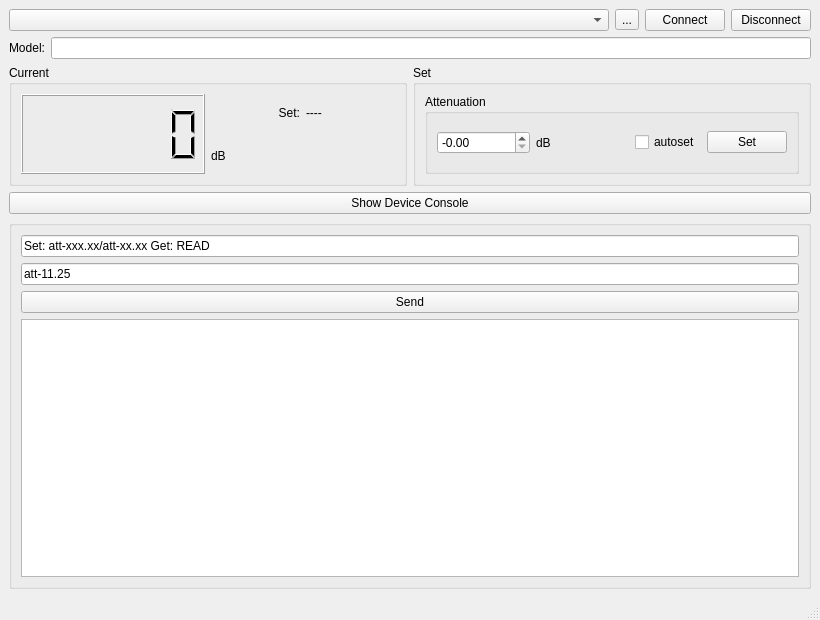
Before: the Qt Designer form mainwindow.ui in coozoo/digiattcontrol, drawn with Qt 5.
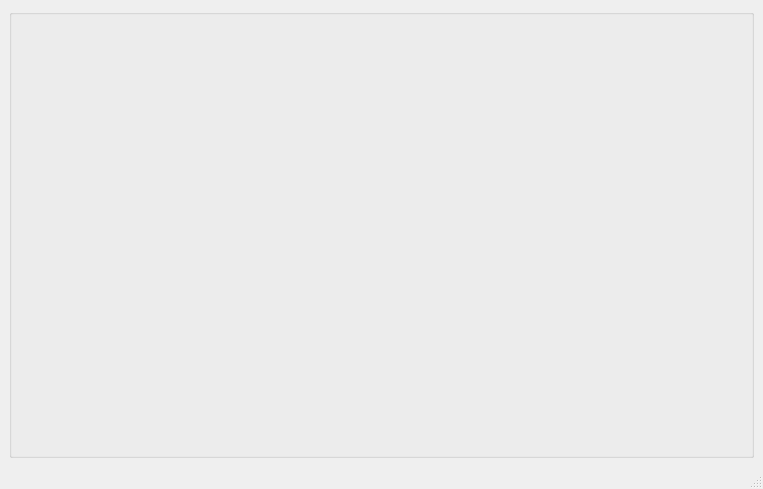
After: the same form once the commit is applied.

The edit to the form file:
```diff
--- a/mainwindow.ui
+++ b/mainwindow.ui
@@ -6,8 +6,8 @@
    <rect>
     <x>0</x>
     <y>0</y>
-    <width>820</width>
-    <height>620</height>
+    <width>763</width>
+    <height>489</height>
    </rect>
   </property>
   <property name="sizePolicy">
@@ -21,298 +21,12 @@
   </property>
   <widget class="QWidget" name="centralwidget">
    <layout class="QGridLayout" name="gridLayout_18">
-    <item row="0" column="1">
-     <layout class="QGridLayout" name="gridLayout">
-      <property name="sizeConstraint">
-       <enum>QLayout::SizeConstraint::SetDefaultConstraint</enum>
+    <item row="0" column="0">
+     <widget class="QGroupBox" name="groupBox">
+      <property name="title">
+       <string/>
       </property>
-      <item row="2" column="1">
-       <layout class="QGridLayout" name="gridLayout_4">
-        <item row="2" column="0">
-         <widget class="QGroupBox" name="groupBox">
-          <property name="title">
-           <string>Current</string>
-          </property>
-          <layout class="QGridLayout" name="gridLayout_7">
-           <item row="0" column="0">
-            <layout class="QGridLayout" name="gridLayout_5">
-             <item row="0" column="0">
-              <widget class="QLCDNumber" name="currentattenuation_lcdNumber">
-               <property name="sizePolicy">
-                <sizepolicy hsizetype="Minimum" vsizetype="Maximum">
-                 <horstretch>0</horstretch>
-                 <verstretch>0</verstretch>
-                </sizepolicy>
-               </property>
-               <property name="minimumSize">
-                <size>
-                 <width>0</width>
-                 <height>80</height>
-                </size>
-               </property>
-               <property name="smallDecimalPoint">
-                <bool>false</bool>
-               </property>
-               <property name="digitCount">
-                <number>6</number>
-               </property>
-               <property name="segmentStyle">
-                <enum>QLCDNumber::SegmentStyle::Filled</enum>
-               </property>
-              </widget>
-             </item>
-             <item row="0" column="1">
-              <layout class="QVBoxLayout" name="verticalLayout">
-               <property name="sizeConstraint">
-                <enum>QLayout::SizeConstraint::SetMinimumSize</enum>
-               </property>
-               <item>
-                <layout class="QHBoxLayout" name="horizontalLayout_4">
-                 <item>
-                  <widget class="QLabel" name="label_3">
-                   <property name="text">
-                    <string>Set:</string>
-                   </property>
-                   <property name="alignment">
-                    <set>Qt::AlignmentFlag::AlignRight|Qt::AlignmentFlag::AlignTrailing|Qt::AlignmentFlag::AlignVCenter</set>
-                   </property>
-                  </widget>
-                 </item>
-                 <item>
-                  <widget class="QLabel" name="statusSet_label">
-                   <property name="text">
-                    <string>----</string>
-                   </property>
-                   <property name="alignment">
-                    <set>Qt::AlignmentFlag::AlignLeading|Qt::AlignmentFlag::AlignLeft|Qt::AlignmentFlag::AlignVCenter</set>
-                   </property>
-                  </widget>
-                 </item>
-                </layout>
-               </item>
-               <item>
-                <widget class="QLabel" name="label_2">
-                 <property name="sizePolicy">
-                  <sizepolicy hsizetype="Minimum" vsizetype="Minimum">
-                   <horstretch>0</horstretch>
-                   <verstretch>0</verstretch>
-                  </sizepolicy>
-                 </property>
-                 <property name="text">
-                  <string>dB</string>
-                 </property>
-                </widget>
-               </item>
-              </layout>
-             </item>
-            </layout>
-           </item>
-          </layout>
-         </widget>
-        </item>
-        <item row="0" column="0" colspan="2">
-         <layout class="QGridLayout" name="gridLayout_2">
-          <item row="0" column="1">
-           <widget class="QLineEdit" name="model_lineEdit">
-            <property name="readOnly">
-             <bool>true</bool>
-            </property>
-           </widget>
-          </item>
-          <item row="0" column="0">
-           <widget class="QLabel" name="label">
-            <property name="text">
-             <string>Model:</string>
-            </property>
-           </widget>
-          </item>
-         </layout>
-        </item>
-        <item row="2" column="1">
-         <widget class="QGroupBox" name="groupBox_2">
-          <property name="sizePolicy">
-           <sizepolicy hsizetype="Preferred" vsizetype="Preferred">
-            <horstretch>0</horstretch>
-            <verstretch>0</verstretch>
-           </sizepolicy>
-          </property>
-          <property name="title">
-           <string>Set</string>
-          </property>
-          <layout class="QGridLayout" name="gridLayout_8">
-           <item row="1" column="2">
-            <layout class="QGridLayout" name="gridLayout_14">
-             <item row="0" column="1">
-              <widget class="QGroupBox" name="groupBox_7">
-               <property name="title">
-                <string>Attenuation</string>
-               </property>
-               <layout class="QGridLayout" name="gridLayout_13">
-                <item row="0" column="0">
-                 <layout class="QGridLayout" name="gridLayout_15">
-                  <item row="1" column="3" rowspan="2">
-                   <layout class="QHBoxLayout" name="horizontalLayout_2">
-                    <item>
-                     <widget class="QCheckBox" name="autoset_checkBox">
-                      <property name="text">
-                       <string>autoset</string>
-                      </property>
-                     </widget>
-                    </item>
-                    <item>
-                     <widget class="QPushButton" name="set_pushButton">
-                      <property name="text">
-                       <string>Set</string>
-                      </property>
-                     </widget>
-                    </item>
-                   </layout>
-                  </item>
-                  <item row="1" column="2" rowspan="2">
-                   <widget class="QLabel" name="label_7">
-                    <property name="text">
-                     <string>dB</string>
-                    </property>
-                   </widget>
-                  </item>
-                  <item row="1" column="1" rowspan="2">
-                   <widget class="QDoubleSpinBox" name="attenuation_doubleSpinBox">
-                    <property name="minimumSize">
-                     <size>
-                      <width>0</width>
-                      <height>0</height>
-                     </size>
-                    </property>
-                    <property name="prefix">
-                     <string>-</string>
-                    </property>
-                    <property name="suffix">
-                     <string/>
-                    </property>
-                    <property name="decimals">
-                     <number>2</number>
-                    </property>
-                    <property name="maximum">
-                     <double>200.000000000000000</double>
-                    </property>
-                    <property name="singleStep">
-                     <double>0.250000000000000</double>
-                    </property>
-                    <property name="stepType">
-                     <enum>QAbstractSpinBox::StepType::AdaptiveDecimalStepType</enum>
-                    </property>
-                   </widget>
-                  </item>
-                 </layout>
-                </item>
-               </layout>
-              </widget>
-             </item>
-            </layout>
-           </item>
-          </layout>
-         </widget>
-        </item>
-       </layout>
-      </item>
-      <item row="5" column="1">
-       <widget class="QGroupBox" name="deviceConsole_groupBox">
-        <property name="title">
-         <string/>
-        </property>
-        <layout class="QGridLayout" name="gridLayout_3">
-         <item row="1" column="0">
-          <widget class="QLineEdit" name="write_data">
-           <property name="text">
-            <string>att-11.25</string>
-           </property>
-          </widget>
-         </item>
-         <item row="2" column="0">
-          <widget class="QPushButton" name="send_pushButton">
-           <property name="sizePolicy">
-            <sizepolicy hsizetype="Minimum" vsizetype="Maximum">
-             <horstretch>0</horstretch>
-             <verstretch>0</verstretch>
-            </sizepolicy>
-           </property>
-           <property name="text">
-            <string>Send</string>
-           </property>
-          </widget>
-         </item>
-         <item row="3" column="0">
-          <widget class="QPlainTextEdit" name="data_plainTextEdit">
-           <property name="minimumSize">
-            <size>
-             <width>0</width>
-             <height>200</height>
-            </size>
-           </property>
-          </widget>
-         </item>
-         <item row="0" column="0">
-          <widget class="QLineEdit" name="lineEdit">
-           <property name="text">
-            <string>Set: att-xxx.xx/att-xx.xx Get: READ</string>
-           </property>
-           <property name="readOnly">
-            <bool>true</bool>
-           </property>
-          </widget>
-         </item>
-        </layout>
-       </widget>
-      </item>
-      <item row="0" column="1">
-       <layout class="QHBoxLayout" name="horizontalLayout">
-        <item>
-         <widget class="QComboBox" name="device_comboBox">
-          <property name="sizePolicy">
-           <sizepolicy hsizetype="Expanding" vsizetype="Fixed">
-            <horstretch>0</horstretch>
-            <verstretch>0</verstretch>
-           </sizepolicy>
-          </property>
-         </widget>
-        </item>
-        <item>
-         <widget class="QToolButton" name="refreshDevices_toolbutton">
-          <property name="toolTip">
-           <string>Refresh</string>
-          </property>
-          <property name="text">
-           <string>...</string>
-          </property>
-         </widget>
-        </item>
-        <item>
-         <widget class="QPushButton" name="connect_pushButton">
-          <property name="text">
-           <string>Connect</string>
-          </property>
-         </widget>
-        </item>
-        <item>
-         <widget class="QPushButton" name="disconnect_pushButton">
-          <property name="text">
-           <string>Disconnect</string>
-          </property>
-         </widget>
-        </item>
-       </layout>
-      </item>
-      <item row="4" column="1">
-       <widget class="QPushButton" name="deviceConsole_pushButton">
-        <property name="text">
-         <string>Show Device Console</string>
-        </property>
-        <property name="checkable">
-         <bool>true</bool>
-        </property>
-       </widget>
-      </item>
-     </layout>
+     </widget>
     </item>
    </layout>
   </widget>
```
Left out of the diff: 2 changed lines with no effect on the pictures.
